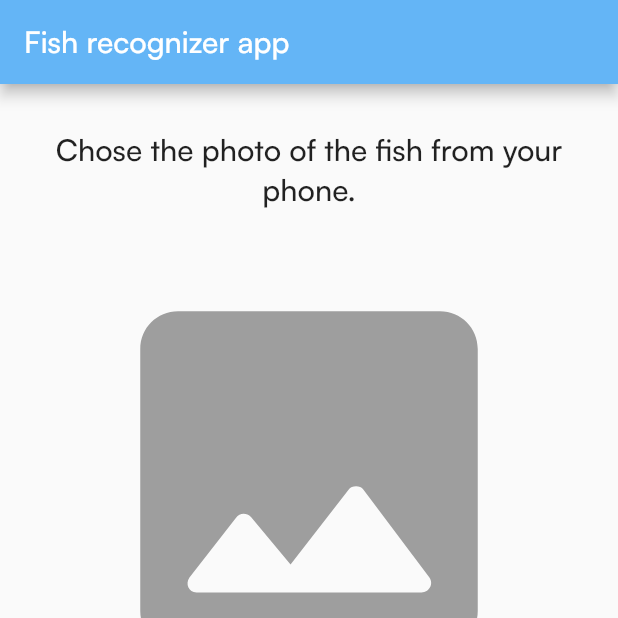
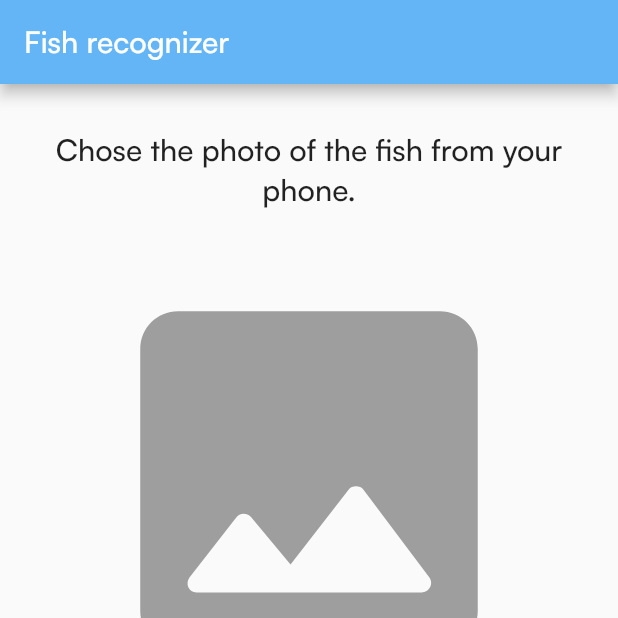
Before and after one commit to BoMil/fish_recognizer, a Flutter app: the screen it shows after launch, on a phone screen of 412 x 824 dp, the top half of it. Run offline on Flutter 3.47's test engine with Material 2 defaults, Android fonts, the phone set to English and light mode, and no system bars; our stand-ins replace image_picker; missing offline and left inert: flutter_tflite.

Commit message:
Some improvements

```diff
--- a/lib/main.dart
+++ b/lib/main.dart
@@ -17,7 +17,7 @@ class MyApp extends StatelessWidget {
   Widget build(BuildContext context) {
     return MaterialApp(
       theme: ThemeData(primarySwatch: Colors.blue, fontFamily: 'Satoshi'),
-      home: const MyHomePage(title: 'Fish recognizer app'),
+      home: const MyHomePage(title: 'Fish recognizer'),
     );
   }
 }
@@ -58,9 +58,7 @@ class _MyHomePageState extends State<MyHomePage> {
       return;
     }
 
-    setState(() {
-      _image = File(image.path);
-    });
+    _image = File(image.path);
     _classsifyImage(image);
   }
 
@@ -75,8 +73,15 @@ class _MyHomePageState extends State<MyHomePage> {
 
     setState(() {
       _output = output ?? [];
-      fishName = _output.isNotEmpty ? '${_output[0]['label']}'.replaceAll(RegExp(r'[0-9]'), '').trim() : '';
-      fishDescription = FishBreeds.getFishDescription(fishName);
+      double confidence = _output[0]['confidence'] ?? 0;
+      // print('Confidence: ${confidence}');
+      if (confidence < 0.7) {
+        fishName = 'Sorry we can\'t recognize the fish.';
+        fishDescription = '';
+      } else {
+        fishName = _output.isNotEmpty ? '${_output[0]['label']}'.replaceAll(RegExp(r'[0-9]'), '').trim() : '';
+        fishDescription = FishBreeds.getFishDescription(fishName);
+      }
     });
   }
 
@@ -101,7 +106,7 @@ class _MyHomePageState extends State<MyHomePage> {
               ),
               const SizedBox(height: 30),
               if (_image != null) ...[
-                Container(
+                SizedBox(
                   height: 500,
                   width: MediaQuery.of(context).size.width - 200,
                   child: Image.file(_image!),
@@ -124,7 +129,7 @@ class _MyHomePageState extends State<MyHomePage> {
                 Text(
                   fishDescription,
                   textAlign: TextAlign.center,
-                  style: Theme.of(context).textTheme.headline6,
+                  style: TextStyle(color: AppColors.textGray, fontSize: 18),
                 ),
                 const SizedBox(height: 70),
               ],
```
